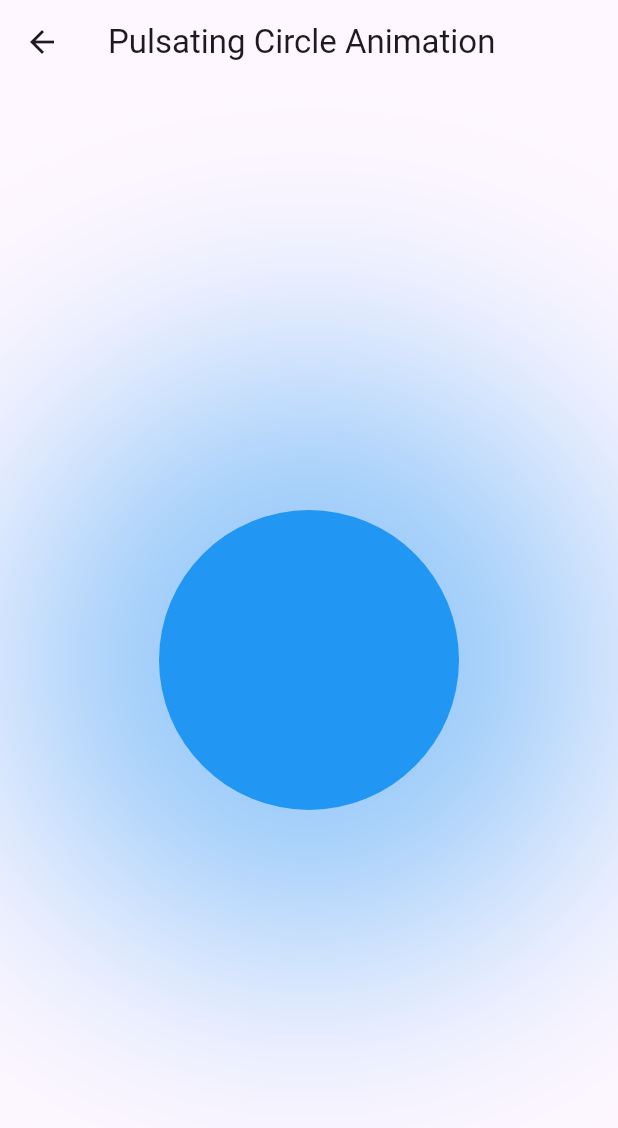
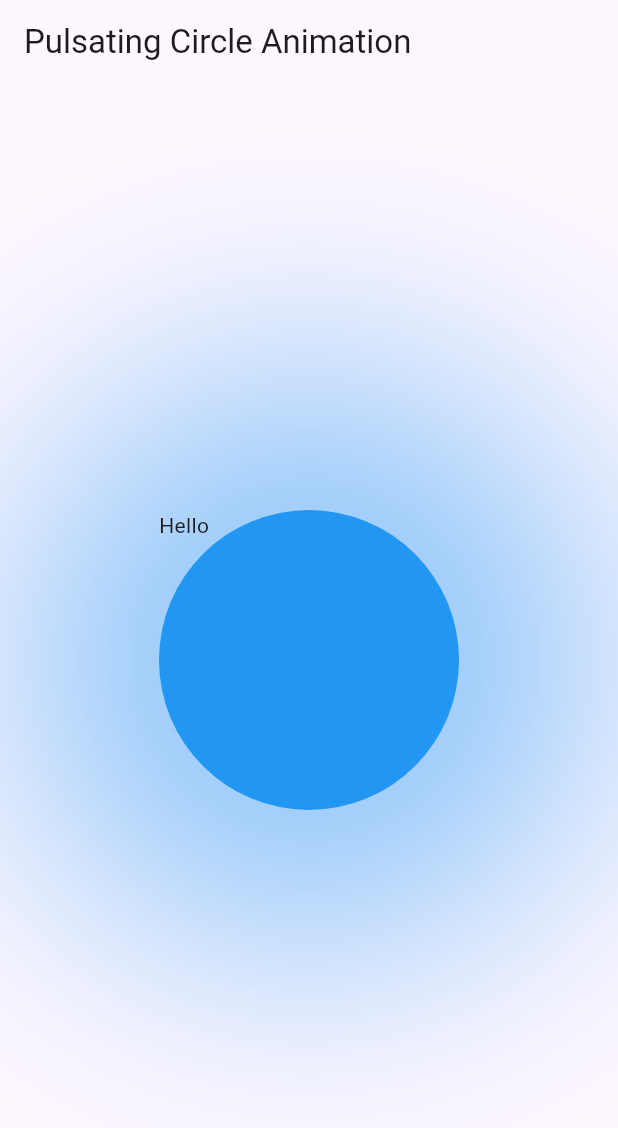
Before and after one commit to Muhammad-Bilal01/Fluter_animation_complete_guide, a Flutter app: the PulsatingCircleAnimation screen opened directly, on a phone screen of 412 x 824 dp. Shown: the top 1128 px of the screen. Run offline on Flutter 3.47's test engine with Material 3 defaults, Android fonts, the phone set to English and light mode, and no system bars.

Commit message:
Tween Animation builder

```diff
--- a/lib/implicit_examples/animated_tween_animation_builder_example.dart
+++ b/lib/implicit_examples/animated_tween_animation_builder_example.dart
@@ -2,7 +2,6 @@ import 'package:flutter/material.dart';
 
 class PulsatingCircleAnimation extends StatelessWidget {
   const PulsatingCircleAnimation({super.key});
-  final double size = 200;
 
   @override
   Widget build(BuildContext context) {
@@ -11,7 +10,11 @@ class PulsatingCircleAnimation extends StatelessWidget {
         title: const Text('Pulsating Circle Animation'),
       ),
       body: Center(
-        child: Container(
+        child: TweenAnimationBuilder(
+          tween: Tween<double>(begin: 0, end: 200),
+          duration: const Duration(milliseconds: 1500),
+          builder: (context, size, widget) {
+            return Container(
               width: size,
               height: size,
               decoration: BoxDecoration(
@@ -25,6 +28,10 @@ class PulsatingCircleAnimation extends StatelessWidget {
                   ),
                 ],
               ),
+              child: widget,
+            );
+          },
+          child: Text("Hello"),
         ),
       ),
     );
--- a/lib/main.dart
+++ b/lib/main.dart
@@ -1,5 +1,4 @@
-import 'package:animation_starter_code/implicit_examples/animated_color_pallete.dart';
-import 'package:animation_starter_code/implicit_examples/animated_shopping_cart_button.dart';
+import 'package:animation_starter_code/implicit_examples/animated_tween_animation_builder_example.dart';
 import 'package:flutter/material.dart';
 
 void main() {
@@ -17,7 +16,7 @@ class MyApp extends StatelessWidget {
         colorScheme: ColorScheme.fromSeed(seedColor: Colors.deepPurple),
         useMaterial3: true,
       ),
-      home: const ShoppingCartButton(),
+      home: const PulsatingCircleAnimation(),
     );
   }
 }
```
Lines whose indentation alone changed are shown as unchanged.
